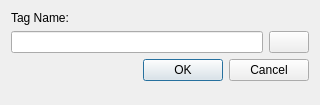
RetroShare/RetroShare, file retroshare-gui/src/gui/settings/NewTag.ui: the form before one commit.
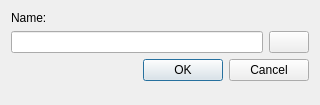
The form after the commit. Icons and pictures are not drawn.

```diff
--- a/retroshare-gui/src/gui/settings/NewTag.ui
+++ b/retroshare-gui/src/gui/settings/NewTag.ui
@@ -47,7 +47,7 @@
         </size>
        </property>
        <property name="text">
-        <string>Tag Name:</string>
+        <string>Name:</string>
        </property>
       </widget>
      </item>
```
Left out of the diff: 11 changed lines with no effect on the pictures.
